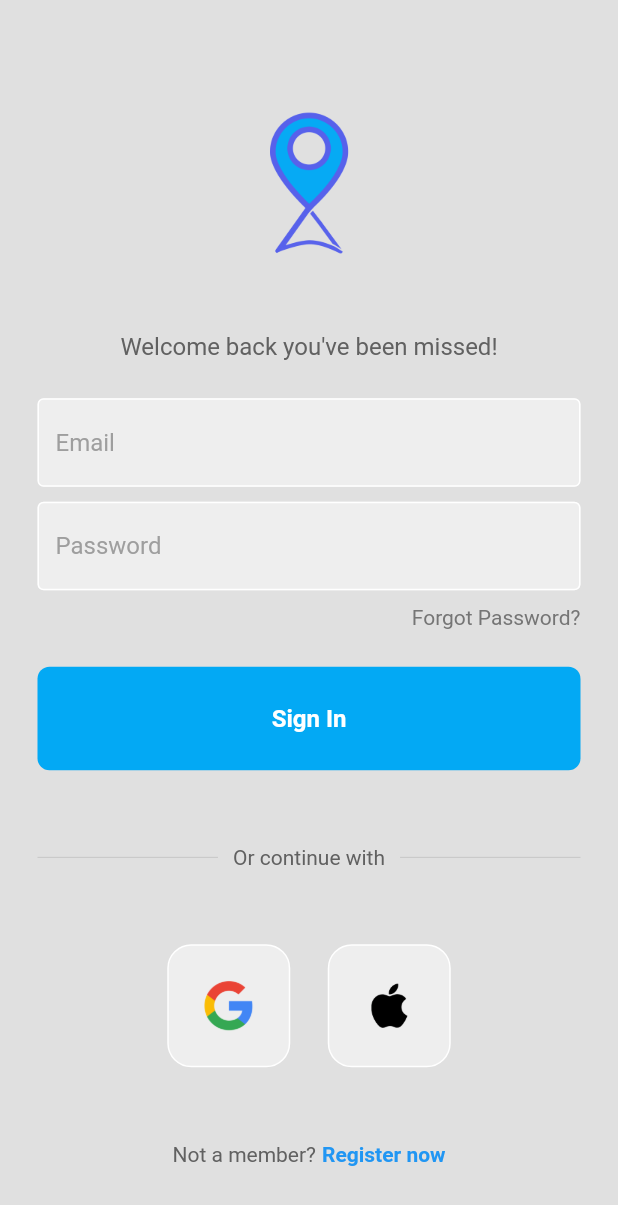
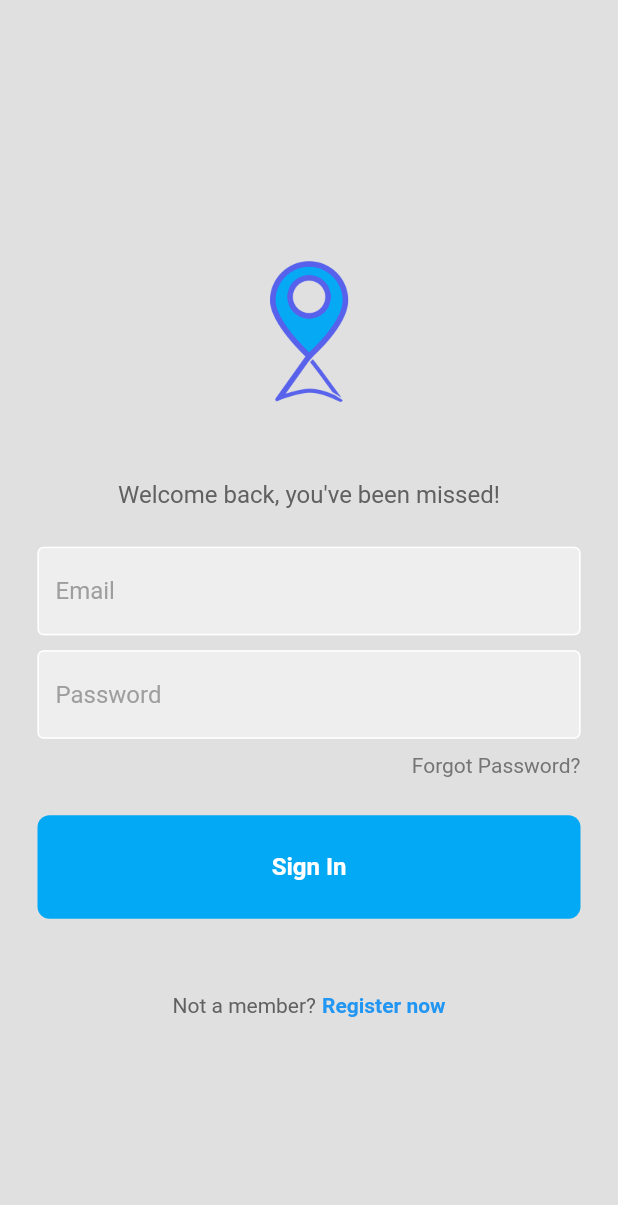
Before and after one commit to Nexus-Code89/FishCab_Buyer, a Flutter app: the screen it shows after launch, on a phone screen of 412 x 824 dp. Shown: the top 1205 px of the screen. Run offline on Flutter 3.47's test engine with Material 2 defaults, Android fonts, the phone set to English and light mode, and no system bars; our stand-ins replace firebase_auth, firebase_core; accounts and stored records are empty.

Commit message:
removed google / apple buttons

```diff
--- a/lib/pages/login_page.dart
+++ b/lib/pages/login_page.dart
@@ -78,7 +78,7 @@ class _LoginPageState extends State<LoginPage> {
 
               // welcome back, you've been missed!
               Text(
-                'Welcome back you\'ve been missed!',
+                'Welcome back, you\'ve been missed!',
                 style: TextStyle(
                   color: Colors.grey[700],
                   fontSize: 16,
@@ -127,6 +127,7 @@ class _LoginPageState extends State<LoginPage> {
                 text: "Sign In",
               ),
 
+/*
               const SizedBox(height: 50),
 
               // or continue with
@@ -171,7 +172,7 @@ class _LoginPageState extends State<LoginPage> {
                   // apple button
                   SquareTile(imagePath: 'lib/images/apple.png')
                 ],
-              ),
+              ),*/
 
               const SizedBox(height: 50),
 
--- a/lib/pages/register_page.dart
+++ b/lib/pages/register_page.dart
@@ -76,9 +76,8 @@ class _RegisterPageState extends State<RegisterPage> {
             children: [
               const SizedBox(height: 25),
 
-              // plss replace with the LOGO path
               Image.asset(
-                'lib/images/apple.png', // Replace with the actual path to your image
+                'lib/images/logo.png',
                 width: 100,
                 height: 100,
               ),
@@ -143,7 +142,7 @@ class _RegisterPageState extends State<RegisterPage> {
                 onTap: signUserUp,
                 text: "Sign Up",
               ),
-
+/*
               const SizedBox(height: 50),
 
               // or continue with
@@ -189,7 +188,7 @@ class _RegisterPageState extends State<RegisterPage> {
                   SquareTile(imagePath: 'lib/images/apple.png')
                 ],
               ),
-
+*/
               const SizedBox(height: 50),
 
               // not a member? register now
```
